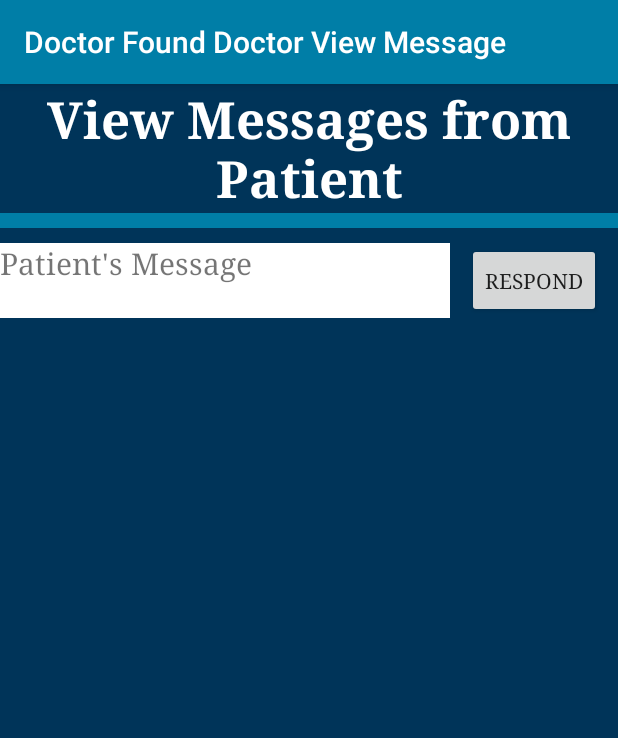
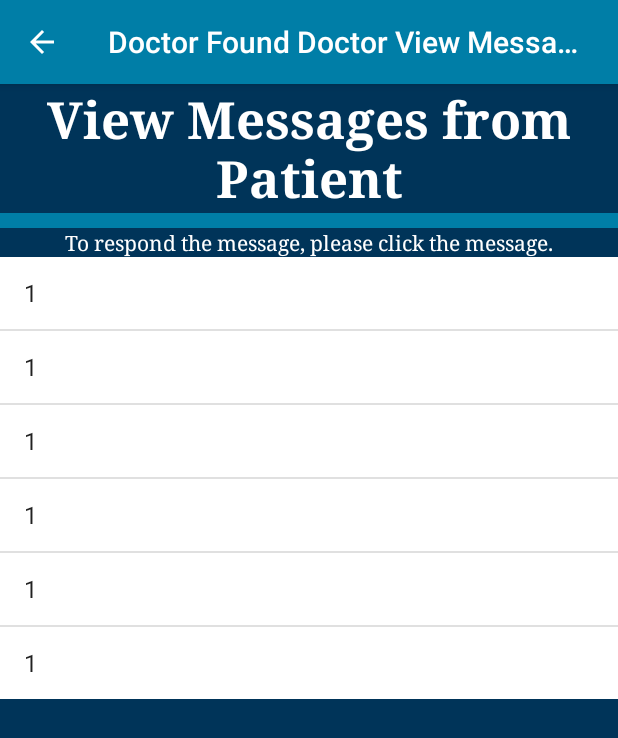
Before and after one commit to doctorfound2020/CSIS3175DF, an Android app: the DoctorViewMessage screen opened directly, with no data from a screen before it, on a phone screen of 412 x 824 dp. Shown: the top 738 px of the screen. Run offline under Robolectric (Android 15) with nearby library versions, the phone set to English and light mode, and no system bars.

```diff
--- a/app/src/main/java/com/example/test/DoctorViewMessage.java
+++ b/app/src/main/java/com/example/test/DoctorViewMessage.java
@@ -5,7 +5,12 @@ import androidx.appcompat.app.AppCompatActivity;
 import android.content.Intent;
 import android.os.Bundle;
 import android.view.View;
+import android.widget.AdapterView;
+import android.widget.ArrayAdapter;
 import android.widget.Button;
+import android.widget.ListView;
+
+import java.util.ArrayList;
 
 public class DoctorViewMessage extends AppCompatActivity {
 
@@ -14,15 +19,34 @@ public class DoctorViewMessage extends AppCompatActivity {
         super.onCreate(savedInstanceState);
         setContentView(R.layout.activity_doctor_view_message);
 
+        //set title
         setTitle("Doctor Found Doctor View Message");
 
-        Button btnrespond = findViewById(R.id.btnRespond);
+        //up bottom
+        getSupportActionBar().setDisplayHomeAsUpEnabled(true);
 
-        btnrespond.setOnClickListener(new View.OnClickListener() {
+        ListView listView = findViewById(R.id.lvDoctorVM);
+        final ArrayList<String> arrayList = new ArrayList<>();
+        arrayList.add("1");
+        arrayList.add("1");
+        arrayList.add("1");
+        arrayList.add("1");
+        arrayList.add("1");
+        arrayList.add("1");
+
+        final ArrayAdapter arrayAdapter = new ArrayAdapter(this,android.R.layout.simple_list_item_1,arrayList);
+        listView.setAdapter(arrayAdapter);
+
+        listView.setOnItemClickListener(new AdapterView.OnItemClickListener() {
             @Override
-            public void onClick(View v) {
-                startActivity(new Intent(DoctorViewMessage.this, DoctorResponseMessage.class));
+            public void onItemClick(AdapterView<?> parent, View view, int position, long id) {
+                for (int i = 0; i < arrayList.size(); i++){
+                    if(position == i){
+                        startActivity(new Intent(DoctorViewMessage.this, PatientSendMessage.class));
+                    }
+                }
             }
         });
+
     }
 }
--- a/app/src/main/res/layout/activity_doctor_view_message.xml
+++ b/app/src/main/res/layout/activity_doctor_view_message.xml
@@ -1,17 +1,13 @@
 <?xml version="1.0" encoding="utf-8"?>
-<ScrollView xmlns:android="http://schemas.android.com/apk/res/android"
+<LinearLayout xmlns:android="http://schemas.android.com/apk/res/android"
     xmlns:app="http://schemas.android.com/apk/res-auto"
     xmlns:tools="http://schemas.android.com/tools"
     android:layout_width="match_parent"
     android:layout_height="match_parent"
     android:background="#003459"
+    android:orientation="vertical"
     tools:context=".DoctorViewMessage">
 
-    <LinearLayout
-        android:layout_width="match_parent"
-        android:layout_height="wrap_content"
-        android:orientation="vertical"
-        android:gravity="center">
 
         <TextView
             android:id="@+id/txttop"
@@ -33,36 +29,21 @@
 
 
 
-        <GridLayout
+        <TextView
             android:layout_width="match_parent"
-            android:layout_height="match_parent"
-            android:columnCount="2">
+            android:layout_height="wrap_content"
+            android:text="@string/txthint1"
+            android:textSize="14sp"
+            android:textColor="@android:color/white"
+            android:gravity="center"
+            app:fontFamily="serif"></TextView>
 
-            <TextView
-                android:id="@+id/txtinfo1"
-                android:layout_width="300dp"
-                android:layout_height="50dp"
-                android:layout_gravity="center"
-                android:text="@string/txtpxmessage"
-                android:textSize="20sp"
-                android:background="@android:color/white"
-                android:layout_marginTop="10dp"
-                app:fontFamily="serif">
-            </TextView>
-
-            <Button
-                android:id="@+id/btnRespond"
-                android:layout_height="50dp"
-                android:layout_gravity="center"
-                android:text="@string/btnrespon"
-                android:layout_marginTop="10dp"
-                app:fontFamily="serif">
-
-            </Button>
-
-        </GridLayout>
+        <ListView
+            android:id="@+id/lvDoctorVM"
+            android:layout_width="wrap_content"
+            android:layout_height="wrap_content"
+            android:background="@android:color/white">
+        </ListView>
 
 
-    </LinearLayout>
-
-</ScrollView>
+</LinearLayout>
```
Also changed, not shown: app/src/main/java/com/example/test/DoctorCheckAppointment.java (+17 -0 lines), app/src/main/java/com/example/test/DoctorReminder.java (+17 -0 lines), app/src/main/java/com/example/test/DoctorViewHistory.java (+28 -0 lines), app/src/main/res/layout/activity_doctor_check_appointment.xml (+9 -20 lines), app/src/main/res/layout/activity_doctor_reminder.xml (+10 -17 lines), app/src/main/res/layout/activity_doctor_view_history.xml (+9 -18 lines).
